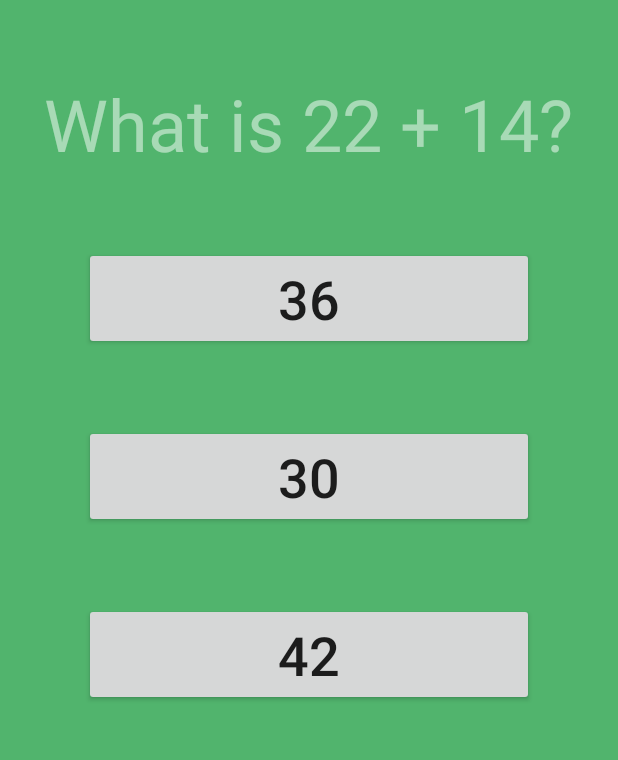
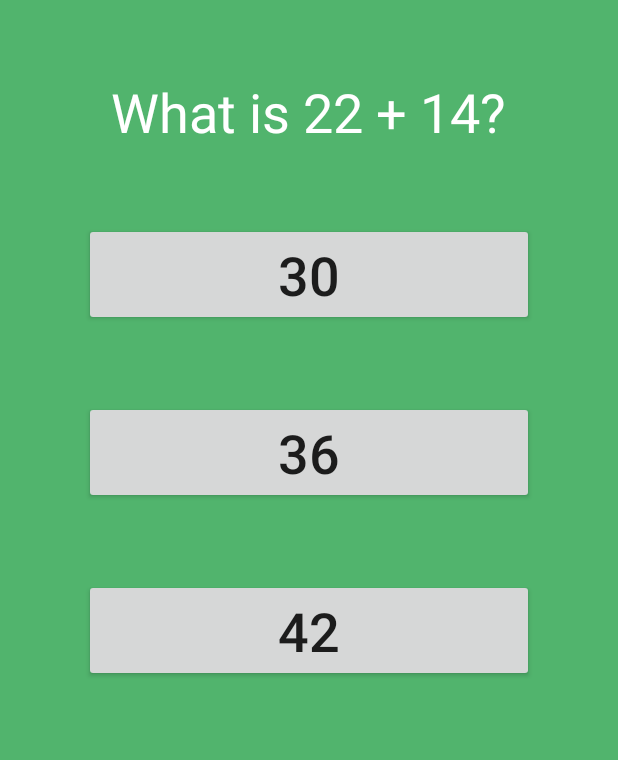
Before and after one commit to datamaximus/Addition-Quiz, an Android app: the screen it shows after launch (AdditionQuizActivity), after a tap on "36", on a phone screen of 412 x 824 dp, the part 73-833 px from its top. Run offline under Robolectric (Android 15) with nearby library versions, the light colour scheme and no system bars; 1 other tap on this screen came first.

Commit message:
Completed functional app

```diff
--- a/app/src/main/java/com/jasonwiram/additionquiz/AdditionQuizActivity.java
+++ b/app/src/main/java/com/jasonwiram/additionquiz/AdditionQuizActivity.java
@@ -15,6 +15,7 @@ public class AdditionQuizActivity extends AppCompatActivity {
     private Button mAnswerButton2;
     private Button mAnswerButton3;
     private TextView mQuestionTextView;
+    private String mToast;
 
     @Override
     protected void onCreate(Bundle savedInstanceState) {
@@ -26,19 +27,73 @@ public class AdditionQuizActivity extends AppCompatActivity {
         mAnswerButton3 = (Button) findViewById(R.id.button3);
         mQuestionTextView = (TextView) findViewById(R.id.QuestionTextView);
 
-        View.OnClickListener listener = new View.OnClickListener() {
+        nextQuestion();
+
+        View.OnClickListener listener1 = new View.OnClickListener() {
             @Override
             public void onClick(View view) {
-                Toast.makeText(AdditionQuizActivity.this, "You chose wisely!", Toast.LENGTH_LONG).show();
-                mQuestionBank.setQuestionAndAnswers();
-                mQuestionTextView.setText(mQuestionBank.mQuestion);
-                mAnswerButton1.setText(mQuestionBank.mCorrectAnswer);
-                mAnswerButton2.setText(mQuestionBank.mFirstIncorrectAnswer);
-                mAnswerButton3.setText(mQuestionBank.mSecondIncorrectAnswer);
+                if (mAnswerButton1.getText() == mQuestionBank.mCorrectAnswer) {
+                    mToast = "Correct!";
+                } else {
+                    mToast = "Incorrect.";
+                }
+                Toast.makeText(AdditionQuizActivity.this, mToast, Toast.LENGTH_SHORT).show();
+                nextQuestion();
             }
         };
-        mAnswerButton1.setOnClickListener(listener);
-        mAnswerButton2.setOnClickListener(listener);
-        mAnswerButton3.setOnClickListener(listener);
+
+        View.OnClickListener listener2 = new View.OnClickListener() {
+            @Override
+            public void onClick(View view) {
+                if (mAnswerButton2.getText() == mQuestionBank.mCorrectAnswer) {
+                    mToast = "Correct!";
+                } else {
+                    mToast = "Incorrect.";
+                }
+                Toast.makeText(AdditionQuizActivity.this, mToast, Toast.LENGTH_SHORT).show();
+                nextQuestion();
+            }
+        };
+
+        View.OnClickListener listener3 = new View.OnClickListener() {
+            @Override
+            public void onClick(View view) {
+                if (mAnswerButton3.getText() == mQuestionBank.mCorrectAnswer) {
+                    mToast = "Correct!";
+                } else {
+                    mToast = "Incorrect.";
+                }
+                Toast.makeText(AdditionQuizActivity.this, mToast, Toast.LENGTH_SHORT).show();
+                nextQuestion();
+            }
+        };
+
+        mAnswerButton1.setOnClickListener(listener1);
+        mAnswerButton2.setOnClickListener(listener2);
+        mAnswerButton3.setOnClickListener(listener3);
+    }
+
+    public void nextQuestion() {
+        mQuestionBank.setQuestionAndAnswers();
+        mQuestionTextView.setText(mQuestionBank.mQuestion);
+        assignAnswerPosition();
+    }
+
+    public void assignAnswerPosition() {
+        Random randomGenerator = new Random();
+        int randomNumber = randomGenerator.nextInt(3);
+        if (randomNumber == 0) {
+            mAnswerButton1.setText(mQuestionBank.mCorrectAnswer);
+            mAnswerButton2.setText(mQuestionBank.mFirstIncorrectAnswer);
+            mAnswerButton3.setText(mQuestionBank.mSecondIncorrectAnswer);
+        } else if (randomNumber == 1) {
+            mAnswerButton2.setText(mQuestionBank.mCorrectAnswer);
+            mAnswerButton1.setText(mQuestionBank.mFirstIncorrectAnswer);
+            mAnswerButton3.setText(mQuestionBank.mSecondIncorrectAnswer);
+        } else if (randomNumber == 2) {
+            mAnswerButton3.setText(mQuestionBank.mCorrectAnswer);
+            mAnswerButton1.setText(mQuestionBank.mFirstIncorrectAnswer);
+            mAnswerButton2.setText(mQuestionBank.mSecondIncorrectAnswer);
+        }
     }
 }
--- a/app/src/main/res/layout/activity_addition_quiz.xml
+++ b/app/src/main/res/layout/activity_addition_quiz.xml
@@ -26,8 +26,8 @@
         android:layout_height="wrap_content"
         android:text="What is 48 + 12?"
         android:id="@+id/QuestionTextView"
-        android:textSize="48sp"
-        android:textColor="#80ffffff"
+        android:textSize="36sp"
+        android:textColor="#ffffff"
         android:layout_below="@+id/textView2"
         android:layout_centerHorizontal="true"
         android:layout_marginTop="50dp"/>
```
